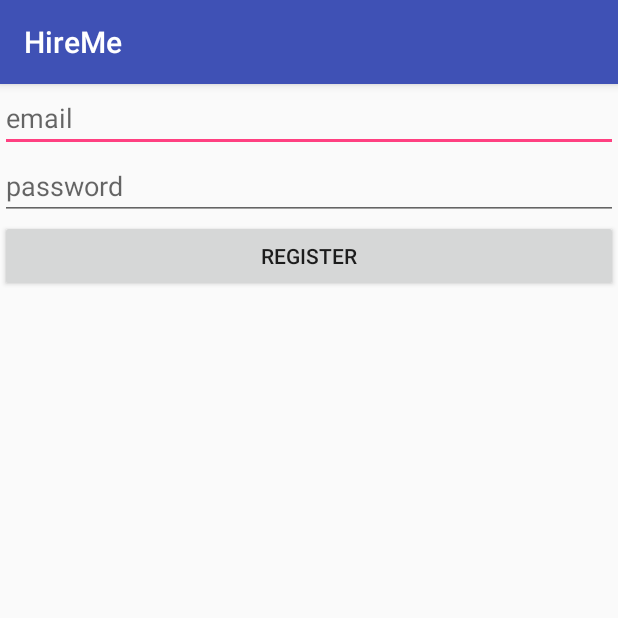
After one commit to RedRiot/HireMe, an Android app: the RegistrationActivity screen opened directly, with no data from a screen before it, on a phone screen of 412 x 824 dp, the top half of it. The commit adds this screen. Run offline under Robolectric (Android 15) with nearby library versions, the phone set to English and light mode, and no system bars; our stand-ins replace Firebase (no records; nobody signed in at launch, a user with empty details on screens opened directly); 1 statement that could not run was skipped.

Commit message:
add Login and Registration activities

```diff
--- a/Project/app/src/main/AndroidManifest.xml
+++ b/Project/app/src/main/AndroidManifest.xml
@@ -9,8 +9,7 @@
         android:roundIcon="@mipmap/ic_launcher_round"
         android:supportsRtl="true"
         android:theme="@style/AppTheme">
-        <activity android:name=".MainActivity">
-        </activity>
+        <activity android:name=".MainActivity" />
         <activity android:name=".ChooseLoginRegistrationActivity">
             <intent-filter>
                 <action android:name="android.intent.action.MAIN" />
@@ -18,7 +17,8 @@
                 <category android:name="android.intent.category.LAUNCHER" />
             </intent-filter>
         </activity>
-
+        <activity android:name=".RegistrationActivity" />
+        <activity android:name=".LoginActivity"></activity>
     </application>
 
 </manifest>
--- /dev/null
+++ b/Project/app/src/main/java/com/example/tung/hireme/RegistrationActivity.java
@@ -0,0 +1,78 @@
+package com.example.tung.hireme;
+
+import android.content.Intent;
+import android.support.annotation.NonNull;
+import android.support.v7.app.AppCompatActivity;
+import android.os.Bundle;
+import android.view.View;
+import android.widget.Button;
+import android.widget.EditText;
+import android.widget.Toast;
+
+import com.google.android.gms.tasks.OnCompleteListener;
+import com.google.android.gms.tasks.Task;
+import com.google.firebase.auth.AuthResult;
+import com.google.firebase.auth.FirebaseAuth;
+import com.google.firebase.auth.FirebaseUser;
+
+public class RegistrationActivity extends AppCompatActivity {
+    private Button register;
+    private EditText mEmail, mPassword;
+    private FirebaseAuth auth;
+    private FirebaseAuth.AuthStateListener firebaseAuthStateListener;
+
+
+    @Override
+
+    protected void onCreate(Bundle savedInstanceState) {
+        super.onCreate(savedInstanceState);
+        setContentView(R.layout.activity_registration);
+
+        auth = FirebaseAuth.getInstance();
+        firebaseAuthStateListener = new FirebaseAuth.AuthStateListener() {
+            @Override
+            public void onAuthStateChanged(@NonNull FirebaseAuth firebaseAuth) {
+                final FirebaseUser user = FirebaseAuth.getInstance().getCurrentUser();
+                if (user != null) {
+                    Intent intent = new Intent(RegistrationActivity.this, MainActivity.class);
+                    startActivity(intent);
+                    finish();
+
+                }
+            }
+        };
+        register = (Button) findViewById(R.id.register);
+        mEmail = (EditText) findViewById(R.id.email);
+        mPassword = (EditText) findViewById(R.id.password);
+
+        register.setOnClickListener(new View.OnClickListener() {
+            @Override
+            public void onClick(View view) {
+                final String email = mEmail.getText().toString();
+                final String password = mPassword.getText().toString();
+                auth.createUserWithEmailAndPassword(email, password).addOnCompleteListener(RegistrationActivity.this, new OnCompleteListener<AuthResult>() {
+                    @Override
+                    public void onComplete(@NonNull Task<AuthResult> task) {
+                        if (!task.isSuccessful()) {
+                            Toast.makeText(RegistrationActivity.this, "Sign up Error", Toast.LENGTH_SHORT).show();
+                        }
+                    }
+                });
+
+
+            }
+        });
+    }
+
+    @Override
+    protected void onStart() {
+        super.onStart();
+        auth.addAuthStateListener(firebaseAuthStateListener);
+    }
+
+    @Override
+    protected void onStop() {
+        super.onStop();
+        auth.removeAuthStateListener(firebaseAuthStateListener);
+    }
+}
--- /dev/null
+++ b/Project/app/src/main/res/layout/activity_registration.xml
@@ -0,0 +1,25 @@
+<?xml version="1.0" encoding="utf-8"?>
+<LinearLayout xmlns:android="http://schemas.android.com/apk/res/android"
+    xmlns:app="http://schemas.android.com/apk/res-auto"
+    xmlns:tools="http://schemas.android.com/tools"
+    android:layout_width="match_parent"
+    android:layout_height="match_parent"
+    tools:context="com.example.tung.hireme.RegistrationActivity"
+    android:orientation="vertical">
+    <EditText
+        android:layout_width="match_parent"
+        android:layout_height="wrap_content"
+        android:hint="email"
+        android:id="@+id/email"/>
+    <EditText
+        android:layout_width="match_parent"
+        android:layout_height="wrap_content"
+        android:hint="password"
+        android:id="@+id/password"/>
+    <Button
+        android:layout_width="match_parent"
+        android:layout_height="wrap_content"
+        android:text="Register"
+        android:id="@+id/register"/>
+
+</LinearLayout>
```
Also changed, not shown: Project/app/src/main/java/com/example/tung/hireme/ChooseLoginRegistrationActivity.java (+5 -2 lines), Project/app/src/main/java/com/example/tung/hireme/LoginActivity.java (added, +76 -0 lines), Project/app/src/main/res/layout/activity_login.xml (added, +25 -0 lines), Project/app/build.gradle (line endings or trailing spaces).
